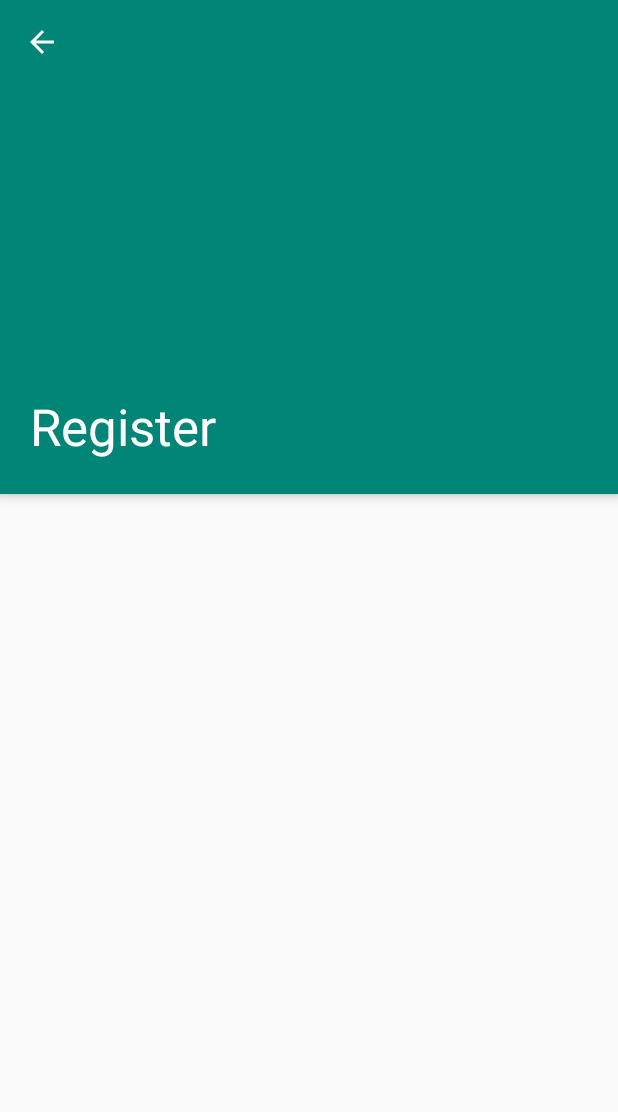
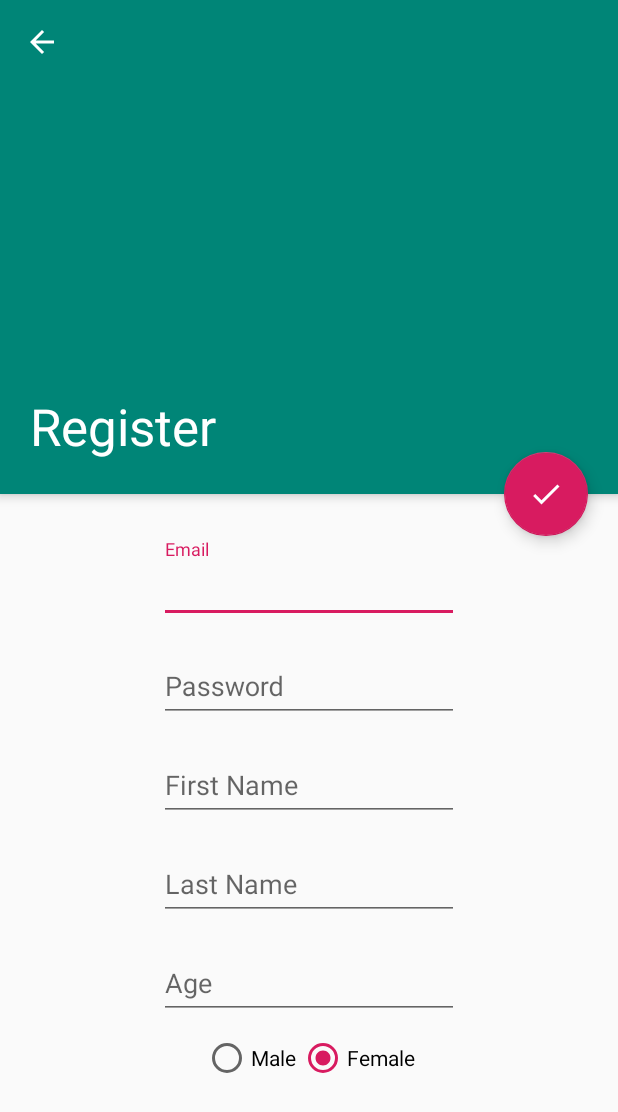
Before and after one commit to PeterCxy/datee-android, an Android app: the RegisterActivity screen opened directly, with no data from a screen before it, on a phone screen of 412 x 824 dp. Shown: the top 1112 px of the screen. Run offline under Robolectric (Android 15) with nearby library versions, the phone set to English and light mode, and no system bars.

Commit message:
RegisterActivity: design

```diff
--- a/app/src/main/java/ee/dat/ui/RegisterActivity.kt
+++ b/app/src/main/java/ee/dat/ui/RegisterActivity.kt
@@ -1,9 +1,11 @@
 package ee.dat.ui
 
 import android.os.Bundle
+import ee.dat.R
 
 class RegisterActivity: WizardActivity() {
     override fun onCreate(savedInstanceState: Bundle?) {
         super.onCreate(savedInstanceState)
+        setWizardContentView(R.layout.activity_register)
     }
 }
--- a/app/src/main/java/ee/dat/ui/WizardActivity.kt
+++ b/app/src/main/java/ee/dat/ui/WizardActivity.kt
@@ -1,11 +1,15 @@
 package ee.dat.ui
 
+import android.graphics.Rect
 import android.os.Bundle
 import android.support.v7.app.AppCompatActivity
+import android.view.LayoutInflater
 import ee.dat.R
 import kotlinx.android.synthetic.main.activity_wizard.*
 
 abstract class WizardActivity: AppCompatActivity() {
+    var lastKeyboardState = false
+
     override fun onCreate(savedInstanceState: Bundle?) {
         super.onCreate(savedInstanceState)
         setContentView(R.layout.activity_wizard)
@@ -15,10 +19,35 @@ abstract class WizardActivity: AppCompatActivity() {
             appbar.layoutParams.height = (window.decorView.height * 0.4).toInt()
             true
         }
+        window.decorView.viewTreeObserver.addOnGlobalLayoutListener {
+            val keyboardState = keyboardShown()
+            if (lastKeyboardState != keyboardState) {
+                if (keyboardState) {
+                    appbar.setExpanded(false, true)
+                } else {
+                    appbar.setExpanded(true, true)
+                }
+            }
+            lastKeyboardState = keyboardState
+        }
     }
 
     override fun onSupportNavigateUp(): Boolean {
         finish()
         return true
     }
+
+    private fun keyboardShown(): Boolean {
+        val softKeyboardHeight = 100
+        var r = Rect()
+        window.decorView.getWindowVisibleDisplayFrame(r)
+        val dm = window.decorView.resources.displayMetrics
+        val heightDiff = window.decorView.bottom - r.bottom
+        return heightDiff > softKeyboardHeight * dm.density
+    }
+
+    fun setWizardContentView(resid: Int) {
+        val inflater = LayoutInflater.from(this)
+        inflater.inflate(resid, wizard_frame, true)
+    }
 }
--- /dev/null
+++ b/app/src/main/res/drawable/ic_check_white_24dp.xml
@@ -0,0 +1,5 @@
+<vector android:height="24dp" android:tint="#FFFFFF"
+    android:viewportHeight="24.0" android:viewportWidth="24.0"
+    android:width="24dp" xmlns:android="http://schemas.android.com/apk/res/android">
+    <path android:fillColor="#FF000000" android:pathData="M9,16.17L4.83,12l-1.42,1.41L9,19 21,7l-1.41,-1.41z"/>
+</vector>
--- /dev/null
+++ b/app/src/main/res/layout/activity_register.xml
@@ -0,0 +1,81 @@
+<?xml version="1.0" encoding="utf-8"?>
+<LinearLayout xmlns:android="http://schemas.android.com/apk/res/android"
+              xmlns:app="http://schemas.android.com/apk/res-auto"
+              android:layout_width="match_parent"
+              android:layout_height="wrap_content"
+              android:orientation="vertical"
+              android:gravity="center"
+              android:paddingTop="20dp">
+    <android.support.design.widget.TextInputLayout
+        android:layout_width="200dp"
+        android:layout_height="wrap_content"
+        android:layout_marginTop="10dp">
+        <android.support.design.widget.TextInputEditText
+            android:id="@+id/txt_reg_email"
+            android:layout_width="match_parent"
+            android:layout_height="wrap_content"
+            android:hint="@string/reg_email"
+            android:inputType="textEmailAddress"/>
+    </android.support.design.widget.TextInputLayout>
+    <android.support.design.widget.TextInputLayout
+            android:layout_width="200dp"
+            android:layout_height="wrap_content"
+            android:layout_marginTop="10dp">
+        <android.support.design.widget.TextInputEditText
+                android:id="@+id/txt_reg_passwd"
+                android:layout_width="match_parent"
+                android:layout_height="wrap_content"
+                android:hint="@string/reg_passwd"
+                android:inputType="textPassword"/>
+    </android.support.design.widget.TextInputLayout>
+    <android.support.design.widget.TextInputLayout
+            android:layout_width="200dp"
+            android:layout_height="wrap_content"
+            android:layout_marginTop="10dp">
+        <android.support.design.widget.TextInputEditText
+                android:id="@+id/txt_reg_first_name"
+                android:layout_width="match_parent"
+                android:layout_height="wrap_content"
+                android:hint="@string/reg_first_name"
+                android:inputType="textPersonName"/>
+    </android.support.design.widget.TextInputLayout>
+    <android.support.design.widget.TextInputLayout
+            android:layout_width="200dp"
+            android:layout_height="wrap_content"
+            android:layout_marginTop="10dp">
+        <android.support.design.widget.TextInputEditText
+                android:id="@+id/txt_reg_last_name"
+                android:layout_width="match_parent"
+                android:layout_height="wrap_content"
+                android:hint="@string/reg_last_name"
+                android:inputType="textPersonName"/>
+    </android.support.design.widget.TextInputLayout>
+    <android.support.design.widget.TextInputLayout
+            android:layout_width="200dp"
+            android:layout_height="wrap_content"
+            android:layout_marginTop="10dp">
+        <android.support.design.widget.TextInputEditText
+                android:id="@+id/txt_reg_age"
+                android:layout_width="match_parent"
+                android:layout_height="wrap_content"
+                android:hint="@string/reg_age"
+                android:inputType="number"/>
+    </android.support.design.widget.TextInputLayout>
+    <RadioGroup
+        android:layout_width="200dp"
+        android:layout_height="wrap_content"
+        android:layout_marginTop="10dp"
+        android:orientation="horizontal"
+        android:gravity="center_horizontal">
+        <RadioButton android:id="@+id/reg_gender_male"
+                     android:layout_width="wrap_content"
+                     android:layout_height="wrap_content"
+                     android:paddingEnd="2sp"
+                     android:text="@string/reg_gender_male"/>
+        <RadioButton android:id="@+id/reg_gender_female"
+                     android:layout_width="wrap_content"
+                     android:layout_height="wrap_content"
+                     android:text="@string/reg_gender_female"
+                     android:checked="true"/>
+    </RadioGroup>
+</LinearLayout>
--- a/app/src/main/res/layout/activity_wizard.xml
+++ b/app/src/main/res/layout/activity_wizard.xml
@@ -37,4 +37,12 @@
             android:layout_width="match_parent"
             android:layout_height="match_parent"
             app:layout_behavior="@string/appbar_scrolling_view_behavior"/>
+
+    <android.support.design.widget.FloatingActionButton
+            android:layout_width="56dp"
+            android:layout_height="56dp"
+            android:layout_marginEnd="20dp"
+            android:src="@drawable/ic_check_white_24dp"
+            app:layout_anchor="@id/appbar"
+            app:layout_anchorGravity="end|bottom"/>
 </android.support.design.widget.CoordinatorLayout>
--- a/app/src/main/res/values/strings.xml
+++ b/app/src/main/res/values/strings.xml
@@ -3,4 +3,14 @@
     <string name="welcome">Find your soul mate.</string>
     <string name="login">Log-in</string>
     <string name="register">Register</string>
+
+    <!-- Registration -->
+    <string name="reg_email">Email</string>
+    <string name="reg_passwd">Password</string>
+    <string name="reg_first_name">First Name</string>
+    <string name="reg_last_name">Last Name</string>
+    <string name="reg_age">Age</string>
+    <string name="reg_gender">Biological Gender</string>
+    <string name="reg_gender_male">Male</string>
+    <string name="reg_gender_female">Female</string>
 </resources>
```
